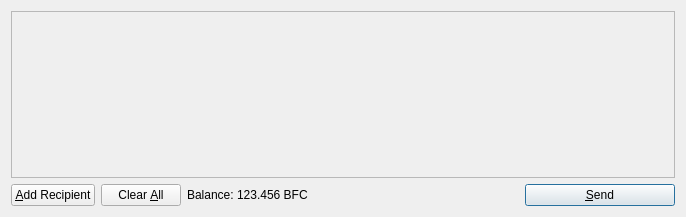
Old version of the form src/qt/forms/sendcoinsdialog.ui in the repository cagedollar/cagedollar.
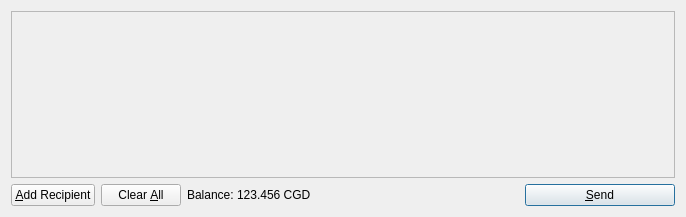
New version of the form. Icons and pictures are not drawn.

Patch:
```diff
--- a/src/qt/forms/sendcoinsdialog.ui
+++ b/src/qt/forms/sendcoinsdialog.ui
@@ -119,7 +119,7 @@
           <cursorShape>IBeamCursor</cursorShape>
          </property>
          <property name="text">
-          <string>123.456 BFC</string>
+          <string>123.456 CGD</string>
          </property>
          <property name="textInteractionFlags">
           <set>Qt::LinksAccessibleByMouse|Qt::TextSelectableByKeyboard|Qt::TextSelectableByMouse</set>
```
